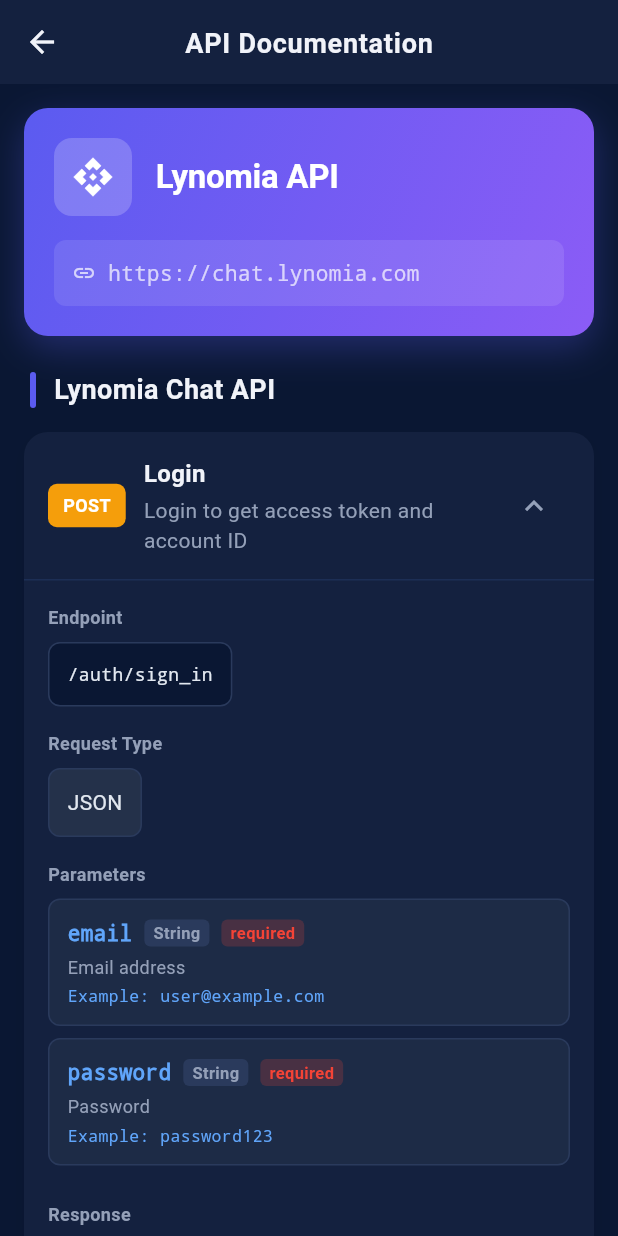
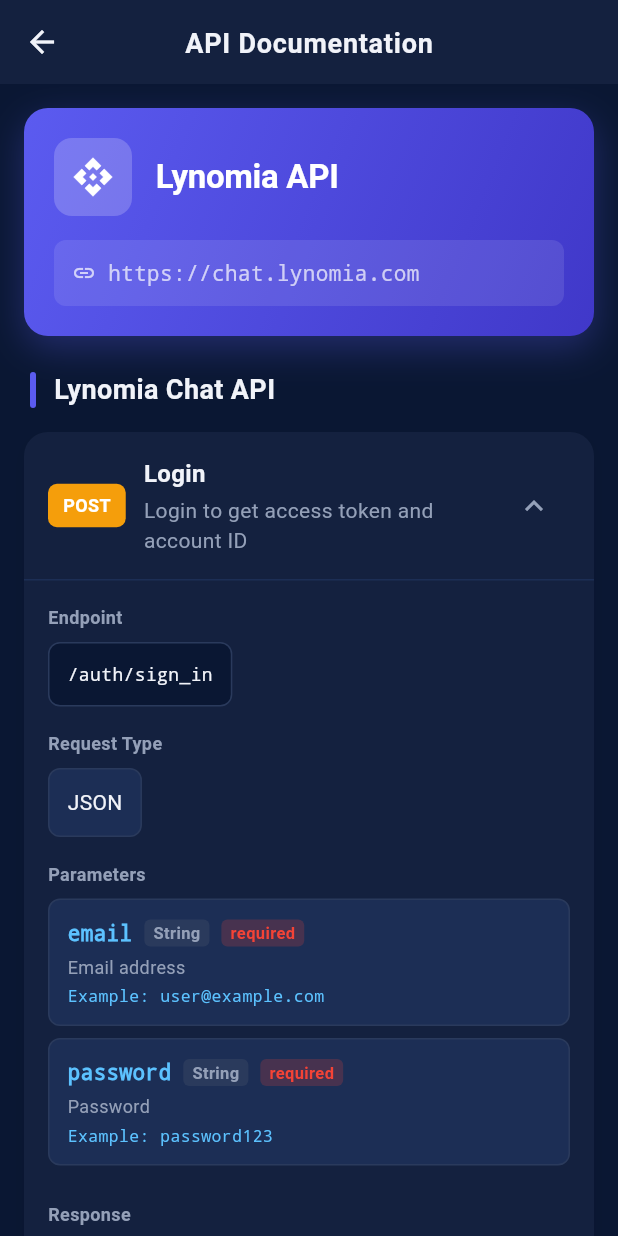
Before and after one commit to fullstackfull/lynomia-chat-app98, a Flutter app: the ApiDocumentationScreen screen opened directly, after a tap on the "expand more" icon, on a phone screen of 412 x 824 dp. Run offline on Flutter 3.47's test engine with Material 3 defaults, Android fonts, the phone set to English and light mode, and no system bars; our stand-ins replace app_links, bloc, cached_network_image, device_info_plus, dio, equatable and 18 more; missing offline and left inert: flutter_stripe, record; accounts and stored records are empty; network calls fail.

Commit message:
refactor(color): the last of the stray literals, and the ones that stay
Fifty-odd colour literals across eleven files now come from the palette. They were mostly
Tailwind slate picked per call site, which is why the same surface was #1E293B on one screen
and #334155 on another, and why a divider drawn by the shared helper was one fixed slate
line on paper and on ink alike. The violet #8B5CF6, left over from the old plan palette, was
still gradient-ing the drawer dialog and the API documentation header; the toast's six
status colours were six more near-duplicates of the palette's own.

Five literals stay, and are marked as deliberate: Google's blue and its published button
rule and text tone, and Stripe's violet. Those identify a third party, which is exactly what
a literal is for. WhatsApp's green had seven copies in one file and now comes from
`LynChannel`, which already knew it.

`hexcolor` is now imported by no file in lib/.

FLAGGED, NOT CHANGED: the auto-renewal disclosure for subscriptions — "renews automatically
monthly, cancel in Google Play" — exists in this app only inside commented-out code. No live
path shows it. Both stores require that disclosure on an auto-renewing subscription, but the
wording is a commercial statement and the app also bills through Stripe, so the copy is not
mine to write. It wants a decision.

Co-Authored-By: Claude Opus 5 <noreply@anthropic.com>
Claude-Session: https://claude.ai/code/session_01Qyt7wbs6rdsoHQGX2qYxHT

```diff
--- a/lib/main.dart
+++ b/lib/main.dart
@@ -42,7 +42,7 @@ void main() async {
     const SystemUiOverlayStyle(
       statusBarColor: Colors.transparent,
       statusBarIconBrightness: Brightness.light,
-      systemNavigationBarColor: Color(0xFF0F172A),
+      systemNavigationBarColor: LynPalette.ink,
       systemNavigationBarIconBrightness: Brightness.light,
     ),
   );
--- a/lib/modules/api_documentation/api_documentation_screen.dart
+++ b/lib/modules/api_documentation/api_documentation_screen.dart
@@ -769,8 +769,8 @@ class _ApiDocumentationScreenState extends State<ApiDocumentationScreen> {
           begin: Alignment.topLeft,
           end: Alignment.bottomRight,
           colors: isDark
-              ? [LynPalette.indigo, const Color(0xFF8B5CF6)]
-              : [LynPalette.indigo, const Color(0xFF8B5CF6)],
+              ? [LynPalette.indigo, LynPalette.indigoDeep]
+              : [LynPalette.indigo, LynPalette.indigoDeep],
         ),
         borderRadius: BorderRadius.circular(16),
         boxShadow: [
@@ -1017,7 +1017,7 @@ class _ApiDocumentationScreenState extends State<ApiDocumentationScreen> {
         textColor = Colors.white;
         break;
       case 'PUT':
-        bgColor = const Color(0xFF3B82F6);
+        bgColor = LynPalette.blue;
         textColor = Colors.white;
         break;
       case 'DELETE':
@@ -1025,7 +1025,7 @@ class _ApiDocumentationScreenState extends State<ApiDocumentationScreen> {
         textColor = Colors.white;
         break;
       default:
-        bgColor = const Color(0xFF6B7280);
+        bgColor = LynPalette.muted;
         textColor = Colors.white;
     }
 
@@ -1071,7 +1071,7 @@ class _ApiDocumentationScreenState extends State<ApiDocumentationScreen> {
             decoration: BoxDecoration(
               color: isCode
                   ? (LynSurface.canvasAlt(isDark))
-                  : (isDark ? const Color(0xFF334155).withOpacity(0.5) : const Color(0xFFF8FAFC)),
+                  : LynSurface.surfaceMuted(isDark),
               borderRadius: BorderRadius.circular(8),
               border: Border.all(
                 color: LynSurface.borderStrong(isDark),
@@ -1080,7 +1080,7 @@ class _ApiDocumentationScreenState extends State<ApiDocumentationScreen> {
             child: Text(
               content,
               style: TextStyle(
-                color: isDark ? const Color(0xFFE2E8F0) : const Color(0xFF475569),
+                color: LynSurface.textPrimary(isDark),
                 fontSize: isCode ? 12 : 14,
                 fontFamily: isCode ? 'monospace' : null,
               ),
@@ -1096,7 +1096,7 @@ class _ApiDocumentationScreenState extends State<ApiDocumentationScreen> {
       margin: const EdgeInsets.only(bottom: 8),
       padding: const EdgeInsets.all(12),
       decoration: BoxDecoration(
-        color: isDark ? const Color(0xFF334155).withOpacity(0.3) : const Color(0xFFF8FAFC),
+        color: LynSurface.surfaceMuted(isDark),
         borderRadius: BorderRadius.circular(8),
         border: Border.all(
           color: LynSurface.borderStrong(isDark),
@@ -1110,7 +1110,7 @@ class _ApiDocumentationScreenState extends State<ApiDocumentationScreen> {
               Text(
                 param.name,
                 style: LynType.callout.copyWith(
-                  color: isDark ? const Color(0xFF60A5FA) : const Color(0xFF2563EB),
+                  color: isDark ? LynPalette.blueOnDark : LynPalette.royal,
                   fontWeight: FontWeight.bold,
                   fontFamily: 'monospace',
                 ),
@@ -1162,7 +1162,7 @@ class _ApiDocumentationScreenState extends State<ApiDocumentationScreen> {
             Text(
               '${isArabic ? 'مثال' : 'Example'}: ${param.example}',
               style: LynType.micro.copyWith(
-                color: isDark ? const Color(0xFF60A5FA) : const Color(0xFF2563EB),
+                color: isDark ? LynPalette.blueOnDark : LynPalette.royal,
                 fontFamily: 'monospace',
                 fontWeight: FontWeight.w400,
               ),
--- a/lib/modules/login/login_screen.dart
+++ b/lib/modules/login/login_screen.dart
@@ -2,7 +2,6 @@
 
 import 'package:flutter/material.dart';
 import 'package:flutter_bloc/flutter_bloc.dart';
-import 'package:hexcolor/hexcolor.dart';
 import 'package:url_launcher/url_launcher.dart';
 
 import '../../layout/cubit/cubit.dart';
@@ -279,7 +278,7 @@ class _LoginScreenState extends State<LoginScreen> {
                                 // ✅ fallback لو ما لقى الصورة
                                 return Icon(
                                   Icons.g_mobiledata,
-                                  color: HexColor('#4285F4'),
+                                  color: const Color(0xFF4285F4),
                                   size: 28,
                                 );
                               },
--- a/lib/shared/components/components.dart
+++ b/lib/shared/components/components.dart
@@ -1,6 +1,5 @@
 
 import 'package:flutter/material.dart';
-import 'package:hexcolor/hexcolor.dart';
 
 import 'custom_toast.dart';
 import '../../shared/styles/lyn_palette.dart';
@@ -119,8 +118,9 @@ Widget defaultFormField({
 }
 
 // ─── Divider ───────────────────────────────────
-Widget myDivider() => Divider(
-  color: HexColor('#334155'),
+/// Takes the brightness now: it was one fixed slate line, drawn the same on paper and on ink.
+Widget myDivider({bool isDark = true}) => Divider(
+  color: LynSurface.border(isDark),
   thickness: 1,
   height: 1,
 );
```
Also changed, not shown: lib/layout/layout_screen.dart (+5 -11 lines), lib/modules/conversations_list/conversations_list_screen.dart (+9 -9 lines), lib/modules/payment/payment_screen.dart (+6 -6 lines), lib/modules/payment_history/payment_history_screen.dart (+7 -8 lines), lib/modules/privacy/about_us_screen.dart (+6 -6 lines), lib/modules/privacy/privacy_screen.dart (+4 -4 lines), lib/shared/components/custom_toast.dart (+6 -7 lines).
